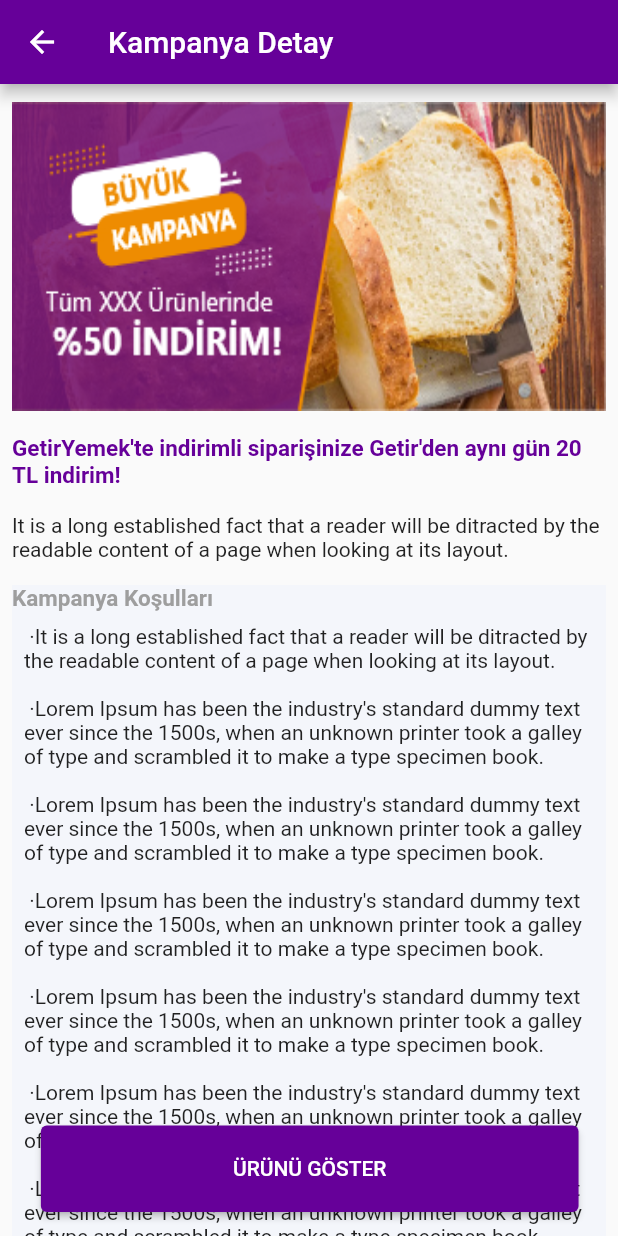
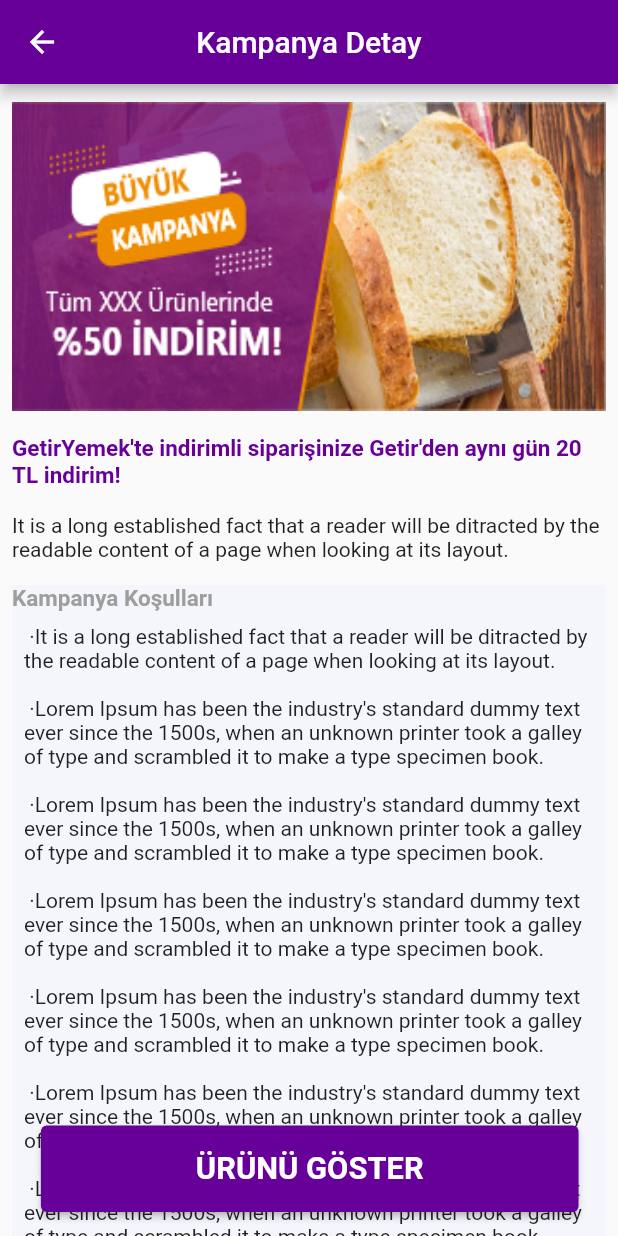
Before and after one commit to tolgabaskesen/vergelsin, a Flutter app: the KampanyaDetay screen opened by its route, on a phone screen of 412 x 824 dp. Run offline on Flutter 3.47's test engine with Material 2 defaults, Android fonts, the phone set to English and light mode, and no system bars; our stand-ins replace auto_size_text, font_awesome_flutter, persistent_bottom_nav_bar.

Commit message:
kampanya tamamlandı

```diff
--- a/lib/screens/kampanya_detay.dart
+++ b/lib/screens/kampanya_detay.dart
@@ -15,6 +15,7 @@
     return Scaffold(
       appBar: AppBar(
         title: Text("Kampanya Detay"),
+        centerTitle: true,
         backgroundColor: anaRenkKoyu,
       ),
       body: SingleChildScrollView(
@@ -103,6 +104,9 @@
                       " ·Lorem Ipsum has been the industry's standard dummy text ever since the 1500s, when an unknown printer took a galley of type and scrambled it to make a type specimen book. ",
                     ),
                   ),
+                  SizedBox(
+                    height: size.height * 0.1,
+                  ),
                 ],
               ),
             ),
@@ -117,7 +121,11 @@
           height: size.height * 0.07,
           child: ElevatedButton(
             onPressed: () {},
-            child: Text("ÜRÜNÜ GÖSTER"),
+            child: Text(
+              "ÜRÜNÜ GÖSTER",
+              style: TextStyle(
+                  fontWeight: FontWeight.bold, fontSize: size.width * 0.05),
+            ),
             style: ElevatedButton.styleFrom(
               primary: anaRenkKoyu,
             ),
```
Lines whose indentation alone changed are shown as unchanged.
